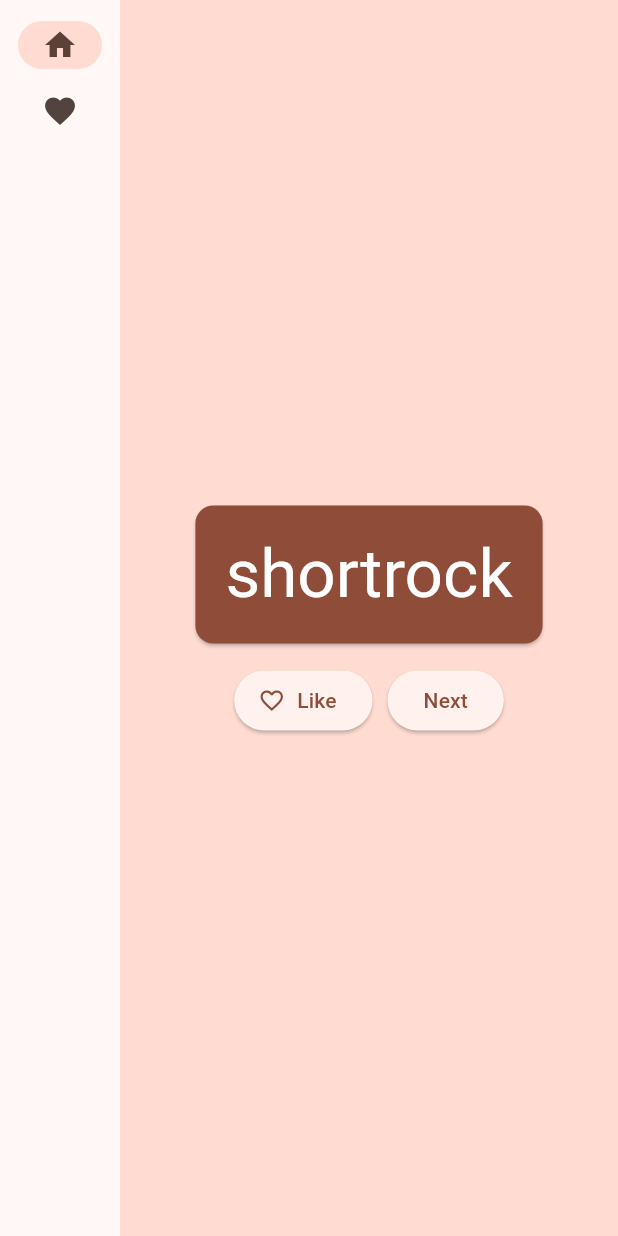
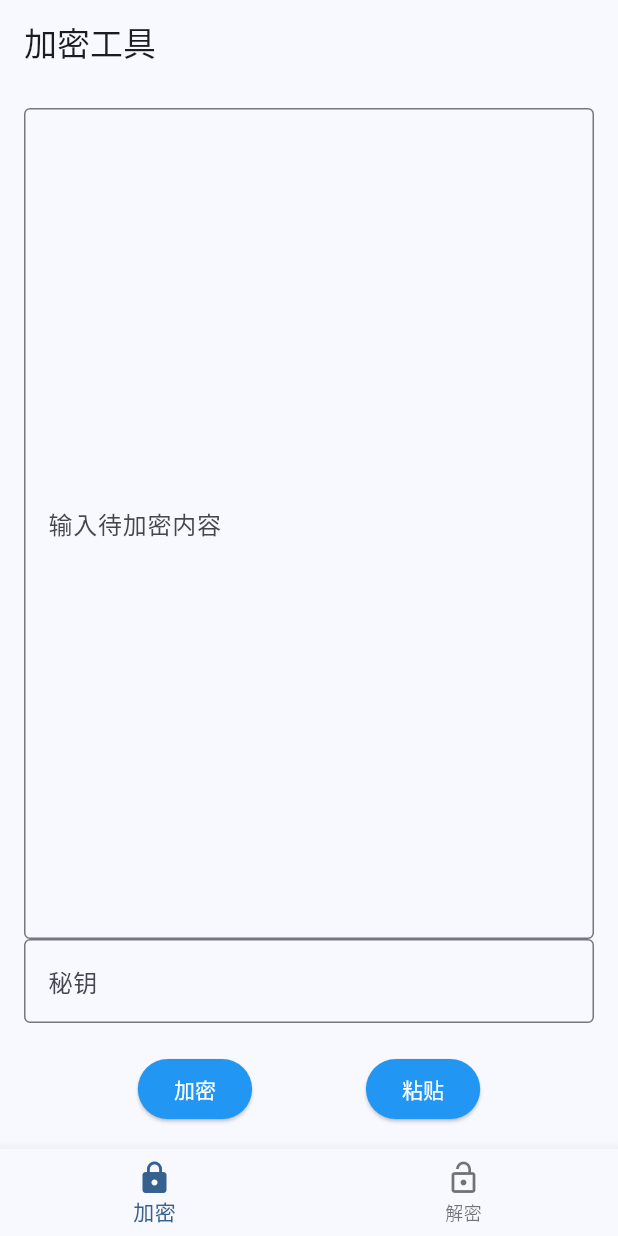
Before and after one commit to xiaolicheng-github/encryption_tools, a Flutter app: the screen it shows after launch, on a phone screen of 412 x 824 dp. Run offline on Flutter 3.47's test engine with Material 3 defaults, Android fonts, the light colour scheme and no system bars; missing offline and left inert: encrypt.

Commit message:
feat: v0.1

```diff
--- /dev/null
+++ b/help.txt
@@ -0,0 +1,3 @@
+flutter doctor --android-licenses
+构建apk
+flutter build apk --split-per-abi
--- a/lib/main.dart
+++ b/lib/main.dart
@@ -1,204 +1,66 @@
-import 'package:english_words/english_words.dart';
 import 'package:flutter/material.dart';
-import 'package:provider/provider.dart';
 
-void main() {
-  runApp(MyApp());
+import 'pages/decrypt-page.dart';
+import 'pages/encrypt-page.dart';
+
+void main() => runApp(EncryptionApp());
+
+class EncryptionApp extends StatelessWidget {
+  @override
+  Widget build(BuildContext context) {
+    return MaterialApp(
+      title: '加密工具',
+      theme: ThemeData(
+        colorScheme: ColorScheme.fromSeed(
+          seedColor: Color(0xFF2196F3), // 科技蓝主色
+          brightness: Brightness.light,
+          secondary: Color(0xFF64B5F6), // 辅助色
+        ),
+        visualDensity: VisualDensity.adaptivePlatformDensity,
+        useMaterial3: true,
+        elevatedButtonTheme: ElevatedButtonThemeData(
+          style: ElevatedButton.styleFrom(
+            backgroundColor: Color(0xFF2196F3),
+            foregroundColor: Colors.white,
+          ),
+        ),
+      ),
+      home: HomePage(),
+    );
+  }
 }
 
-class MyApp extends StatelessWidget {
-  const MyApp({super.key});
+class HomePage extends StatefulWidget {
+  @override
+  _HomePageState createState() => _HomePageState();
+}
+
+class _HomePageState extends State<HomePage> {
+  int _selectedIndex = 0;
+  final List<Widget> _pages = [
+    EncryptPage(),
+    DecryptPage(),
+  ];
 
   @override
   Widget build(BuildContext context) {
-    return ChangeNotifierProvider(
-      create: (context) => MyAppState(),
-      child: MaterialApp(
-        title: 'Namer App',
-        theme: ThemeData(
-          useMaterial3: true,
-          colorScheme: ColorScheme.fromSeed(seedColor: Colors.deepOrange),
-        ),
-        home: MyHomePage(),
+    return Scaffold(
+      appBar: AppBar(title: Text('加密工具')),
+      body: _pages[_selectedIndex],
+      bottomNavigationBar: BottomNavigationBar(
+        currentIndex: _selectedIndex,
+        items: const [
+          BottomNavigationBarItem(
+            icon: Icon(Icons.lock),
+            label: '加密',
+          ),
+          BottomNavigationBarItem(
+            icon: Icon(Icons.lock_open),
+            label: '解密',
+          ),
+        ],
+        onTap: (index) => setState(() => _selectedIndex = index),
       ),
     );
   }
 }
-
-class MyAppState extends ChangeNotifier {
-  var current = WordPair.random();
-  var favorites = <WordPair>[];
-
-  void getNext() {
-    current = WordPair.random();
-    notifyListeners();
-  }
-
-  void toggleFavorite() {
-    if (favorites.contains(current)) {
-      favorites.remove(current);
-    } else {
-      favorites.add(current);
-    }
-    notifyListeners();
-  }
-}
-
-class MyHomePage extends StatefulWidget {
-  @override
-  State<MyHomePage> createState() => _MyHomePageState();
-}
-
-class _MyHomePageState extends State<MyHomePage> {
-  var selectedIndex = 0;
-
-  @override
-  Widget build(BuildContext context) {
-    Widget page;
-    switch (selectedIndex) {
-      case 0:
-        page = GeneratorPage();
-        break;
-      case 1:
-        page = FavoritesPage();
-        break;
-      default:
-        throw UnimplementedError('no widget for $selectedIndex');
-    }
-    return LayoutBuilder(builder: (context, constraints) {
-      return Scaffold(
-        body: Row(
-          children: [
-            SafeArea(
-              child: NavigationRail(
-                extended: constraints.maxWidth >= 600,
-                destinations: [
-                  NavigationRailDestination(
-                    icon: Icon(Icons.home),
-                    label: Text('Home'),
-                  ),
-                  NavigationRailDestination(
-                    icon: Icon(Icons.favorite),
-                    label: Text('Favorites'),
-                  ),
-                ],
-                selectedIndex: selectedIndex,
-                onDestinationSelected: (value) {
-                  setState(() {
-                    selectedIndex = value;
-                  });
-                },
-              ),
-            ),
-            Expanded(
-              child: Container(
-                color: Theme.of(context).colorScheme.primaryContainer,
-                child: page,
-              ),
-            ),
-          ],
-        ),
-      );
-    });
-  }
-}
-
-class GeneratorPage extends StatelessWidget {
-  @override
-  Widget build(BuildContext context) {
-    var appState = context.watch<MyAppState>();
-    var pair = appState.current;
-
-    IconData icon;
-    if (appState.favorites.contains(pair)) {
-      icon = Icons.favorite;
-    } else {
-      icon = Icons.favorite_border;
-    }
-
-    return Center(
-      child: Column(
-        mainAxisAlignment: MainAxisAlignment.center,
-        children: [
-          BigCard(pair: pair),
-          SizedBox(height: 10),
-          Row(
-            mainAxisSize: MainAxisSize.min,
-            children: [
-              ElevatedButton.icon(
-                onPressed: () {
-                  appState.toggleFavorite();
-                },
-                icon: Icon(icon),
-                label: Text('Like'),
-              ),
-              SizedBox(width: 10),
-              ElevatedButton(
-                onPressed: () {
-                  appState.getNext();
-                },
-                child: Text('Next'),
-              ),
-            ],
-          ),
-        ],
-      ),
-    );
-  }
-}
-
-class BigCard extends StatelessWidget {
-  const BigCard({
-    super.key,
-    required this.pair,
-  });
-
-  final WordPair pair;
-
-  @override
-  Widget build(BuildContext context) {
-    final theme = Theme.of(context);
-    final style = theme.textTheme.displayMedium!.copyWith(
-      color: theme.colorScheme.onPrimary,
-    );
-    return Card(
-      color: theme.colorScheme.primary,
-      child: Padding(
-        padding: const EdgeInsets.all(20),
-        child: Text(
-          pair.asLowerCase,
-          style: style,
-          semanticsLabel: "${pair.first} ${pair.second}",
-        ),
-      ),
-    );
-  }
-}
-
-class FavoritesPage extends StatelessWidget {
-  @override
-  Widget build(BuildContext context) {
-    var appState = context.watch<MyAppState>();
-
-    if (appState.favorites.isEmpty) {
-      return Center(
-        child: Text('No favorites yet.'),
-      );
-    }
-
-    return ListView(
-      children: [
-        Padding(
-          padding: const EdgeInsets.all(20),
-          child: Text('You have '
-              '${appState.favorites.length} favorites:'),
-        ),
-        for (var pair in appState.favorites)
-          ListTile(
-            leading: Icon(Icons.favorite),
-            title: Text(pair.asLowerCase),
-          ),
-      ],
-    );
-  }
-}
--- /dev/null
+++ b/lib/pages/encrypt-page.dart
@@ -0,0 +1,104 @@
+import 'package:flutter/material.dart';
+
+import 'package:flutter/services.dart';
+// 移除未使用的导入语句
+
+import '../utils/utils.dart';
+
+class EncryptPage extends StatefulWidget {
+  @override
+  State<EncryptPage> createState() => _EncryptPageState();
+}
+
+class _EncryptPageState extends State<EncryptPage> {
+  final TextEditingController _controller = TextEditingController();
+  final _keyController = TextEditingController();
+
+  @override
+  Widget build(BuildContext context) {
+    return Padding(
+      padding: const EdgeInsets.all(16.0),
+      child: Column(
+        children: [
+          Expanded(
+            child: TextField(
+              controller: _controller,
+              maxLines: null,
+              expands: true,
+              decoration: InputDecoration(
+                border: OutlineInputBorder(),
+                hintText: '输入待加密内容',
+              ),
+            ),
+          ),
+          Column(
+            children: [
+              TextField(
+                controller: _keyController,
+                obscureText: true,
+                decoration: InputDecoration(
+                  labelText: '秘钥',
+                  border: OutlineInputBorder(),
+                ),
+              ),
+              SizedBox(height: 20),
+              Row(
+                mainAxisAlignment: MainAxisAlignment.spaceEvenly,
+                children: [
+                  ElevatedButton(
+                    onPressed: () => _encrypt(_controller.text),
+                    child: Text('加密'),
+                  ),
+                  ElevatedButton(
+                    onPressed: () => _pasteContent(),
+                    child: Text('粘贴'),
+                    style: ElevatedButton.styleFrom(
+                      backgroundColor: Colors.blue,
+                    ),
+                  ),
+                ],
+              ),
+            ],
+          ),
+        ],
+      ),
+    );
+  }
+
+  void _encrypt(String text) async {
+    final keyString = _keyController.text;
+    try {
+      final encrypted = AESUtil.encrypt(text, keyString);
+
+      await Clipboard.setData(ClipboardData(text: encrypted));
+
+      ScaffoldMessenger.of(context)
+          .showSnackBar(SnackBar(content: Text('加密成功, 已复制到剪贴板')));
+    } catch (e) {
+      ScaffoldMessenger.of(context)
+          .showSnackBar(SnackBar(content: Text('加密失败: $e')));
+    }
+  }
+
+  // 在State类中添加新方法
+  void _pasteContent() async {
+    try {
+      final clipboardData = await Clipboard.getData('text/plain');
+      if (clipboardData != null && clipboardData.text!.isNotEmpty) {
+        setState(() {
+          _controller.text = clipboardData.text!;
+        });
+      }
+    } catch (e) {
+      ScaffoldMessenger.of(context)
+          .showSnackBar(SnackBar(content: Text('剪贴板内容不可用')));
+    }
+  }
+
+  // 执行组件销毁前的清理工作
+  @override
+  void dispose() {
+    _keyController.dispose();
+    super.dispose();
+  }
+}
--- a/pubspec.yaml
+++ b/pubspec.yaml
@@ -36,6 +36,7 @@ dependencies:
   cupertino_icons: ^1.0.8
   english_words: ^4.0.0
   provider: ^6.0.0
+  encrypt: ^5.0.3
 
 dev_dependencies:
   flutter_test:
```
Also changed, not shown: lib/pages/decrypt-page.dart (added, +101 -0 lines), lib/utils/utils.dart (added, +41 -0 lines), pubspec.lock, 1 other file.
